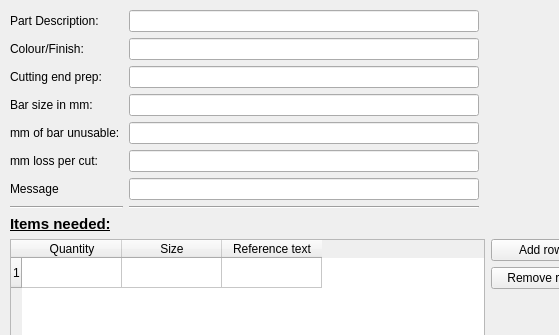
Above: Optimiser/form.ui from TaylorB315/Linear_Optimiser before the change; both pictures show x 0 to 559 and y 0 to 335 of the 718 by 639 pixel window. Below: the same form after it.
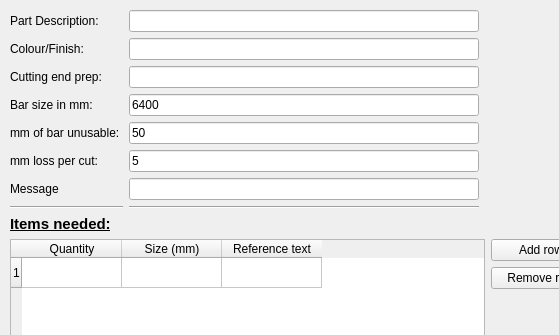
That is the form after the change.

Commit message: Implemented optimisation logic

Patch:
```diff
--- a/Optimiser/form.ui
+++ b/Optimiser/form.ui
@@ -33,6 +33,9 @@
           <height>16777215</height>
          </size>
         </property>
+        <property name="text">
+         <string>50</string>
+        </property>
        </widget>
       </item>
       <item row="2" column="0">
@@ -64,6 +67,9 @@
           <height>16777215</height>
          </size>
         </property>
+        <property name="text">
+         <string>5</string>
+        </property>
        </widget>
       </item>
       <item row="1" column="1">
@@ -122,6 +128,9 @@
           <height>16777215</height>
          </size>
         </property>
+        <property name="text">
+         <string>6400</string>
+        </property>
        </widget>
       </item>
       <item row="0" column="0">
@@ -274,7 +283,7 @@
         </column>
         <column>
          <property name="text">
-          <string>Size</string>
+          <string>Size (mm)</string>
          </property>
         </column>
         <column>
```
Left out of the diff: 26 changed lines with no effect on the pictures. The commit also changes 2 other files.
